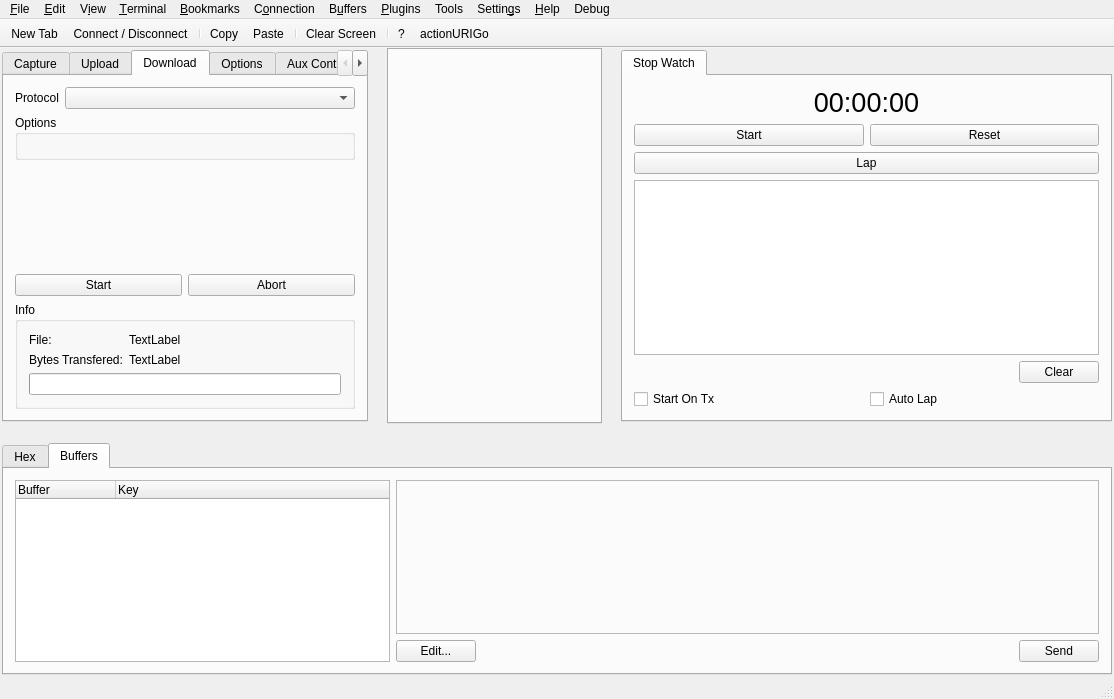
This is src/UI/QT/Form_MainWindow.ui in TheBeef/WhippyTerm as Qt 5 draws it before an edit. The edited form follows.
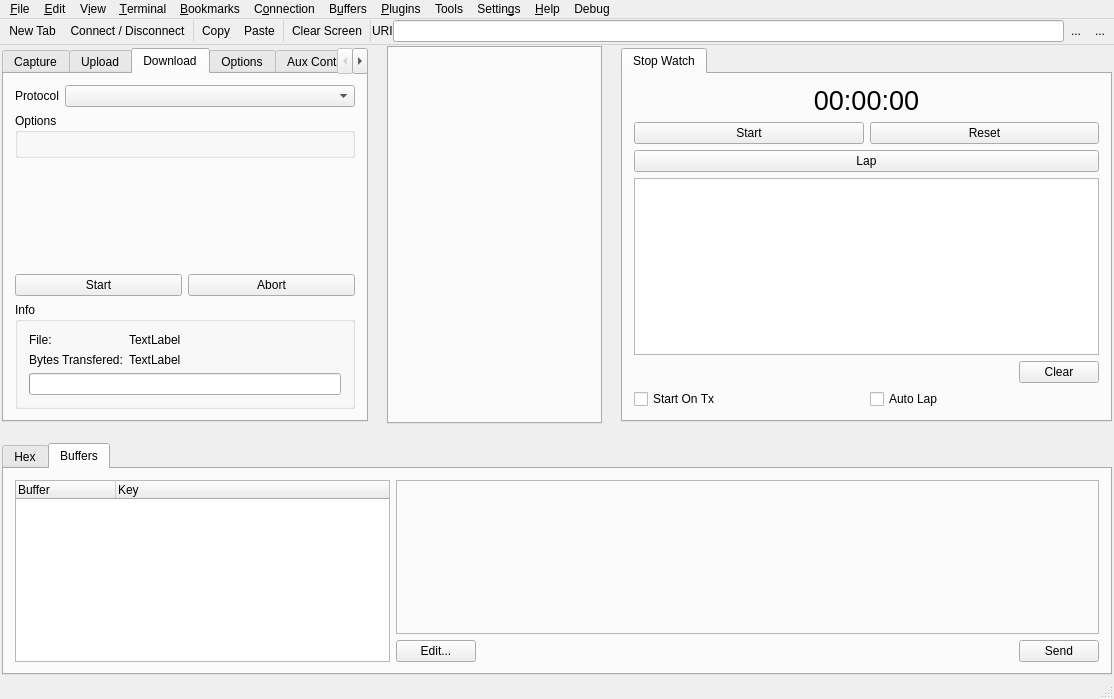
This is the edited form. The open tabs and pages were chosen to show the change. Icons and pictures are not drawn. Custom widgets are drawn as their Qt base class.

Commit message: Reworked toolbar to be a widget instead of a toolbar

Patch:
```diff
--- a/src/UI/QT/Form_MainWindow.ui
+++ b/src/UI/QT/Form_MainWindow.ui
@@ -18,7 +18,7 @@
     <normaloff>:/G/Graphics/WIcon.svg</normaloff>:/G/Graphics/WIcon.svg</iconset>
   </property>
   <widget class="QWidget" name="centralWidget">
-   <layout class="QVBoxLayout" name="verticalLayout">
+   <layout class="QVBoxLayout" name="verticalLayout_21">
     <property name="spacing">
      <number>0</number>
     </property>
@@ -34,6 +34,306 @@
     <property name="bottomMargin">
      <number>0</number>
     </property>
+    <item>
+     <widget class="QWidget" name="MainToolbar_widget" native="true">
+      <property name="sizePolicy">
+       <sizepolicy hsizetype="Preferred" vsizetype="Fixed">
+        <horstretch>0</horstretch>
+        <verstretch>0</verstretch>
+       </sizepolicy>
+      </property>
+      <property name="maximumSize">
+       <size>
+        <width>16777215</width>
+        <height>100</height>
+       </size>
+      </property>
+      <layout class="QVBoxLayout" name="verticalLayout">
+       <property name="spacing">
+        <number>0</number>
+       </property>
+       <property name="leftMargin">
+        <number>0</number>
+       </property>
+       <property name="topMargin">
+        <number>0</number>
+       </property>
+       <property name="rightMargin">
+        <number>0</number>
+       </property>
+       <property name="bottomMargin">
+        <number>0</number>
+       </property>
+       <item>
+        <widget class="QWidget" name="widget_18" native="true">
+         <property name="sizePolicy">
+          <sizepolicy hsizetype="Preferred" vsizetype="Fixed">
+           <horstretch>0</horstretch>
+           <verstretch>0</verstretch>
+          </sizepolicy>
+         </property>
+         <property name="maximumSize">
+          <size>
+           <width>16777215</width>
+           <height>100</height>
+          </size>
+         </property>
+         <layout class="QHBoxLayout" name="horizontalLayout_24">
+          <property name="spacing">
+           <number>0</number>
+          </property>
+          <property name="leftMargin">
+           <number>2</number>
+          </property>
+          <property name="topMargin">
+           <number>1</number>
+          </property>
+          <property name="rightMargin">
+           <number>2</number>
+          </property>
+          <property name="bottomMargin">
+           <number>1</number>
+          </property>
+          <item>
+           <widget class="QToolButton" name="New_Tab_toolButton">
+            <property name="focusPolicy">
+             <enum>Qt::NoFocus</enum>
+            </property>
+            <property name="text">
+             <string>New Tab</string>
+            </property>
+            <property name="icon">
+             <iconset resource="MainResource.qrc">
+              <normaloff>:/G/Graphics/tab_add.png</normaloff>:/G/Graphics/tab_add.png</iconset>
+            </property>
+            <property name="iconSize">
+             <size>
+              <width>31</width>
+              <height>29</height>
+             </size>
+            </property>
+            <property name="autoRaise">
+             <bool>true</bool>
+            </property>
+           </widget>
+          </item>
+          <item>
+           <widget class="QToolButton" name="ConnectToggle_toolButton">
+            <property name="focusPolicy">
+             <enum>Qt::NoFocus</enum>
+            </property>
+            <property name="text">
+             <string>Connect / Disconnect</string>
+            </property>
+            <property name="icon">
+             <iconset resource="MainResource.qrc">
+              <normaloff>:/G/Graphics/connect.png</normaloff>
+              <normalon>:/G/Graphics/disconnect.png</normalon>:/G/Graphics/connect.png</iconset>
+            </property>
+            <property name="iconSize">
+             <size>
+              <width>31</width>
+              <height>29</height>
+             </size>
+            </property>
+            <property name="checkable">
+             <bool>true</bool>
+            </property>
+            <property name="autoRaise">
+             <bool>true</bool>
+            </property>
+           </widget>
+          </item>
+          <item>
+           <widget class="Line" name="line_4">
+            <property name="styleSheet">
+             <string notr="true">color:lightgray;</string>
+            </property>
+            <property name="frameShadow">
+             <enum>QFrame::Plain</enum>
+            </property>
+            <property name="orientation">
+             <enum>Qt::Vertical</enum>
+            </property>
+           </widget>
+          </item>
+          <item>
+           <widget class="QToolButton" name="Copy_toolButton">
+            <property name="focusPolicy">
+             <enum>Qt::NoFocus</enum>
+            </property>
+            <property name="text">
+             <string>Copy</string>
+            </property>
+            <property name="icon">
+             <iconset resource="MainResource.qrc">
+              <normaloff>:/G/Graphics/page_copy.png</normaloff>:/G/Graphics/page_copy.png</iconset>
+            </property>
+            <property name="iconSize">
+             <size>
+              <width>31</width>
+              <height>29</height>
+             </size>
+            </property>
+            <property name="autoRaise">
+             <bool>true</bool>
+            </property>
+           </widget>
+          </item>
+          <item>
+           <widget class="QToolButton" name="Paste_toolButton">
+            <property name="focusPolicy">
+             <enum>Qt::NoFocus</enum>
+            </property>
+            <property name="text">
+             <string>Paste</string>
+            </property>
+            <property name="icon">
+             <iconset resource="MainResource.qrc">
+              <normaloff>:/G/Graphics/paste_plain.png</normaloff>:/G/Graphics/paste_plain.png</iconset>
+            </property>
+            <property name="iconSize">
+             <size>
+              <width>31</width>
+              <height>29</height>
+             </size>
+            </property>
+            <property name="autoRaise">
+             <bool>true</bool>
+            </property>
+           </widget>
+          </item>
+          <item>
+           <widget class="Line" name="line_5">
+            <property name="styleSheet">
+             <string notr="true">color:lightgray;</string>
+            </property>
+            <property name="frameShadow">
+             <enum>QFrame::Plain</enum>
+            </property>
+            <property name="orientation">
+             <enum>Qt::Vertical</enum>
+            </property>
+           </widget>
+          </item>
+          <item>
+           <widget class="QToolButton" name="Clear_Screen_toolButton">
+            <property name="focusPolicy">
+             <enum>Qt::NoFocus</enum>
+            </property>
+            <property name="text">
+             <string>Clear Screen</string>
+            </property>
+            <property name="icon">
+             <iconset resource="MainResource.qrc">
+              <normaloff>:/G/Graphics/application.png</normaloff>:/G/Graphics/application.png</iconset>
+            </property>
+            <property name="iconSize">
+             <size>
+              <width>31</width>
+              <height>29</height>
+             </size>
+            </property>
+            <property name="autoRaise">
+             <bool>true</bool>
+            </property>
+           </widget>
+          </item>
+          <item>
+           <widget class="Line" name="line_6">
+            <property name="styleSheet">
+             <string notr="true">color:lightgray;</string>
+            </property>
+            <property name="frameShadow">
+             <enum>QFrame::Plain</enum>
+            </property>
+            <property name="orientation">
+             <enum>Qt::Vertical</enum>
+            </property>
+           </widget>
+          </item>
+          <item>
+           <widget class="QLabel" name="label_8">
+            <property name="text">
+             <string>URI</string>
+            </property>
+            <property name="margin">
+             <number>4</number>
+            </property>
+           </widget>
+          </item>
+          <item>
+           <widget class="QLineEdit" name="URI_lineEdit">
+            <property name="toolTip">
+             <string>&lt;html&gt;&lt;head/&gt;&lt;body&gt;&lt;p&gt;The URI is a way of specifying what device to connect to and set parameters for that connection.  Press the help button for more info...&lt;/p&gt;&lt;p&gt;&lt;br/&gt;&lt;/p&gt;&lt;/body&gt;&lt;/html&gt;</string>
+            </property>
+           </widget>
+          </item>
+          <item>
+           <widget class="QToolButton" name="URIHelp_toolButton">
+            <property name="focusPolicy">
+             <enum>Qt::NoFocus</enum>
+            </property>
+            <property name="text">
+             <string>...</string>
+            </property>
+            <property name="icon">
+             <iconset resource="MainResource.qrc">
+              <normaloff>:/G/Graphics/help.png</normaloff>:/G/Graphics/help.png</iconset>
+            </property>
+            <property name="iconSize">
+             <size>
+              <width>31</width>
+              <height>29</height>
+             </size>
+            </property>
+            <property name="autoRaise">
+             <bool>true</bool>
+            </property>
+           </widget>
+          </item>
+          <item>
+           <widget class="QToolButton" name="URIGo_toolButton">
+            <property name="focusPolicy">
+             <enum>Qt::NoFocus</enum>
+            </property>
+            <property name="text">
+             <string>...</string>
+            </property>
+            <property name="icon">
+             <iconset resource="MainResource.qrc">
+              <normaloff>:/G/Graphics/bullet_go.png</normaloff>:/G/Graphics/bullet_go.png</iconset>
+            </property>
+            <property name="iconSize">
+             <size>
+              <width>31</width>
+              <height>29</height>
+             </size>
+            </property>
+            <property name="autoRaise">
+             <bool>true</bool>
+            </property>
+           </widget>
+          </item>
+         </layout>
+        </widget>
+       </item>
+       <item>
+        <widget class="Line" name="line_3">
+         <property name="styleSheet">
+          <string notr="true">color:lightgray;</string>
+         </property>
+         <property name="frameShadow">
+          <enum>QFrame::Plain</enum>
+         </property>
+         <property name="orientation">
+          <enum>Qt::Horizontal</enum>
+         </property>
+        </widget>
+       </item>
+      </layout>
+     </widget>
+    </item>
     <item>
      <widget class="QFrame" name="BackgroundPanel">
       <property name="minimumSize">
@@ -1829,27 +2129,6 @@
    <addaction name="menuDebug"/>
   </widget>
   <widget class="QStatusBar" name="statusBar"/>
-  <widget class="QToolBar" name="mainToolBar">
-   <property name="movable">
-    <bool>false</bool>
-   </property>
-   <attribute name="toolBarArea">
-    <enum>TopToolBarArea</enum>
-   </attribute>
-   <attribute name="toolBarBreak">
-    <bool>false</bool>
-   </attribute>
-   <addaction name="actionNew_Tab_Toolbar"/>
-   <addaction name="actionConnectToggle"/>
-   <addaction name="separator"/>
-   <addaction name="actionCopy_toolbar"/>
-   <addaction name="actionPaste_toolbar"/>
-   <addaction name="separator"/>
-   <addaction name="actionClear_Screen"/>
-   <addaction name="separator"/>
-   <addaction name="actionURIHelp"/>
-   <addaction name="actionactionURIGo"/>
-  </widget>
   <action name="actionQuit">
    <property name="enabled">
     <bool>true</bool>
@@ -1992,19 +2271,6 @@
     <string>&amp;ComPort TEST</string>
    </property>
   </action>
-  <action name="actionConnectToggle">
-   <property name="checkable">
-    <bool>true</bool>
-   </property>
-   <property name="icon">
-    <iconset resource="MainResource.qrc">
-     <normaloff>:/G/Graphics/connect.png</normaloff>
-     <normalon>:/G/Graphics/disconnect.png</normalon>:/G/Graphics/connect.png</iconset>
-   </property>
-   <property name="text">
-    <string>Connect / Disconnect</string>
-   </property>
-  </action>
   <action name="actionSettings">
    <property name="enabled">
     <bool>true</bool>
@@ -2289,18 +2555,6 @@
     <string>New Tab</string>
    </property>
   </action>
-  <action name="actionNew_Tab_Toolbar">
-   <property name="icon">
-    <iconset resource="MainResource.qrc">
-     <normaloff>:/G/Graphics/tab_add.png</normaloff>:/G/Graphics/tab_add.png</iconset>
-   </property>
-   <property name="text">
-    <string>New Tab</string>
-   </property>
-   <property name="toolTip">
-    <string>New Tab</string>
-   </property>
-  </action>
   <action name="actionClear_Screen">
    <property name="icon">
     <iconset resource="MainResource.qrc">
@@ -2372,18 +2626,6 @@
     <string>Close W&amp;indow</string>
    </property>
   </action>
-  <action name="actionactionURIGo">
-   <property name="icon">
-    <iconset resource="MainResource.qrc">
-     <normaloff>:/G/Graphics/bullet_go.png</normaloff>:/G/Graphics/bullet_go.png</iconset>
-   </property>
-   <property name="text">
-    <string>actionURIGo</string>
-   </property>
-   <property name="toolTip">
-    <string>Go</string>
-   </property>
-  </action>
   <action name="actionBookmark_this_connection">
    <property name="icon">
     <iconset resource="MainResource.qrc">
@@ -2626,30 +2868,6 @@
     <string>Send Delete (0x7F)</string>
    </property>
   </action>
-  <action name="actionCopy_toolbar">
-   <property name="icon">
-    <iconset resource="MainResource.qrc">
-     <normaloff>:/G/Graphics/page_copy.png</normaloff>:/G/Graphics/page_copy.png</iconset>
-   </property>
-   <property name="text">
-    <string>Copy</string>
-   </property>
-   <property name="toolTip">
-    <string>Copy</string>
-   </property>
-  </action>
-  <action name="actionPaste_toolbar">
-   <property name="icon">
-    <iconset resource="MainResource.qrc">
-     <normaloff>:/G/Graphics/paste_plain.png</normaloff>:/G/Graphics/paste_plain.png</iconset>
-   </property>
-   <property name="text">
-    <string>Paste</string>
-   </property>
-   <property name="toolTip">
-    <string>Paste</string>
-   </property>
-  </action>
   <action name="actionTerminal_Size">
    <property name="text">
     <string>Terminal Size...</string>
@@ -2823,14 +3041,6 @@
     <string>New Tab From URI...</string>
    </property>
   </action>
-  <action name="actionURIHelp">
-   <property name="text">
-    <string>?</string>
-   </property>
-   <property name="toolTip">
-    <string>URI Help</string>
-   </property>
-  </action>
   <action name="actionDefault_Settings">
    <property name="text">
     <string>Default Settings...</string>
```
Left out of the diff: 2 changed lines with no effect on the pictures. The commit also changes 7 other files.
